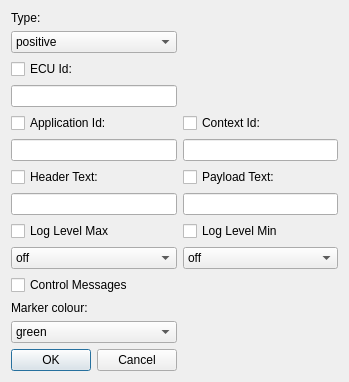
Before: the Qt Designer form src/filterdialog.ui in COVESA/dlt-viewer, drawn with Qt 5.
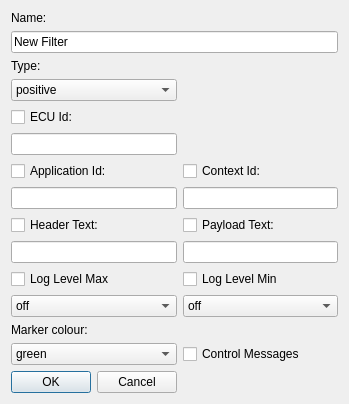
After: the same form once the commit is applied. Icons and pictures are not drawn.

Commit message: Filter name added and copy functionality added; Plugin visibility control improved

The edit to the form file:
```diff
--- a/src/filterdialog.ui
+++ b/src/filterdialog.ui
@@ -7,55 +7,119 @@
     <x>0</x>
     <y>0</y>
     <width>349</width>
-    <height>369</height>
+    <height>392</height>
    </rect>
   </property>
   <property name="windowTitle">
    <string>Filter Configuration</string>
   </property>
   <layout class="QGridLayout" name="gridLayout">
+   <item row="0" column="0">
+    <widget class="QLabel" name="label_3">
+     <property name="text">
+      <string>Name:</string>
+     </property>
+    </widget>
+   </item>
    <item row="2" column="0">
+    <widget class="QLabel" name="label_2">
+     <property name="text">
+      <string>Type:</string>
+     </property>
+    </widget>
+   </item>
+   <item row="3" column="0">
+    <widget class="QComboBox" name="comboBoxType">
+     <item>
+      <property name="text">
+       <string>positive</string>
+      </property>
+     </item>
+     <item>
+      <property name="text">
+       <string>negative</string>
+      </property>
+     </item>
+     <item>
+      <property name="text">
+       <string>marker</string>
+      </property>
+     </item>
+    </widget>
+   </item>
+   <item row="4" column="0">
     <widget class="QCheckBox" name="checkBoxEcuId">
      <property name="text">
       <string>ECU Id:</string>
      </property>
     </widget>
    </item>
-   <item row="3" column="0">
+   <item row="5" column="0">
     <widget class="QLineEdit" name="lineEditEcuId"/>
    </item>
-   <item row="4" column="0">
+   <item row="6" column="0">
     <widget class="QCheckBox" name="checkBoxApplicationId">
      <property name="text">
       <string>Application Id:</string>
      </property>
     </widget>
    </item>
-   <item row="5" column="0">
+   <item row="6" column="1">
+    <widget class="QCheckBox" name="checkBoxContextId">
+     <property name="text">
+      <string>Context Id:</string>
+     </property>
+    </widget>
+   </item>
+   <item row="7" column="0">
     <widget class="QLineEdit" name="lineEditApplicationId">
      <property name="maxLength">
       <number>4</number>
      </property>
     </widget>
    </item>
-   <item row="8" column="0">
+   <item row="7" column="1">
+    <widget class="QLineEdit" name="lineEditContextId">
+     <property name="maxLength">
+      <number>4</number>
+     </property>
+    </widget>
+   </item>
+   <item row="10" column="0">
     <widget class="QCheckBox" name="checkBoxHeaderText">
      <property name="text">
       <string>Header Text:</string>
      </property>
     </widget>
    </item>
-   <item row="9" column="0">
+   <item row="10" column="1">
+    <widget class="QCheckBox" name="checkBoxPayloadText">
+     <property name="text">
+      <string>Payload Text:</string>
+     </property>
+    </widget>
+   </item>
+   <item row="11" column="0">
     <widget class="QLineEdit" name="lineEditHeaderText"/>
    </item>
-   <item row="12" column="0">
+   <item row="11" column="1">
+    <widget class="QLineEdit" name="lineEditPayloadText"/>
+   </item>
+   <item row="14" column="0">
     <widget class="QCheckBox" name="checkBoxLogLevelMax">
      <property name="text">
       <string>Log Level Max</string>
      </property>
     </widget>
    </item>
-   <item row="13" column="0">
+   <item row="14" column="1">
+    <widget class="QCheckBox" name="checkBoxLogLevelMin">
+     <property name="text">
+      <string>Log Level Min</string>
+     </property>
+    </widget>
+   </item>
+   <item row="15" column="0">
     <widget class="QComboBox" name="comboBoxLogLevelMax">
      <item>
       <property name="text">
@@ -94,14 +158,53 @@
      </item>
     </widget>
    </item>
-   <item row="16" column="0">
+   <item row="15" column="1">
+    <widget class="QComboBox" name="comboBoxLogLevelMin">
+     <item>
+      <property name="text">
+       <string>off</string>
+      </property>
+     </item>
+     <item>
+      <property name="text">
+       <string>fatal</string>
+      </property>
+     </item>
+     <item>
+      <property name="text">
+       <string>error</string>
+      </property>
+     </item>
+     <item>
+      <property name="text">
+       <string>warn</string>
+      </property>
+     </item>
+     <item>
+      <property name="text">
+       <string>info</string>
+      </property>
+     </item>
+     <item>
+      <property name="text">
+       <string>debug</string>
+      </property>
+     </item>
+     <item>
+      <property name="text">
+       <string>verbose</string>
+      </property>
+     </item>
+    </widget>
+   </item>
+   <item row="18" column="0">
     <widget class="QLabel" name="label">
      <property name="text">
       <string>Marker colour:</string>
      </property>
     </widget>
    </item>
-   <item row="17" column="0">
+   <item row="19" column="0">
     <widget class="QComboBox" name="comboBoxFilterColour">
      <item>
       <property name="text">
@@ -135,7 +238,7 @@
      </item>
     </widget>
    </item>
-   <item row="18" column="0">
+   <item row="20" column="0">
     <widget class="QDialogButtonBox" name="buttonBox">
      <property name="orientation">
       <enum>Qt::Horizontal</enum>
@@ -145,103 +248,14 @@
      </property>
     </widget>
    </item>
-   <item row="4" column="1">
-    <widget class="QCheckBox" name="checkBoxContextId">
+   <item row="1" column="0" colspan="2">
+    <widget class="QLineEdit" name="lineEditName">
      <property name="text">
-      <string>Context Id:</string>
+      <string>New Filter</string>
      </property>
     </widget>
    </item>
-   <item row="5" column="1">
-    <widget class="QLineEdit" name="lineEditContextId">
-     <property name="maxLength">
-      <number>4</number>
-     </property>
-    </widget>
-   </item>
-   <item row="8" column="1">
-    <widget class="QCheckBox" name="checkBoxPayloadText">
-     <property name="text">
-      <string>Payload Text:</string>
-     </property>
-    </widget>
-   </item>
-   <item row="9" column="1">
-    <widget class="QLineEdit" name="lineEditPayloadText"/>
-   </item>
-   <item row="12" column="1">
-    <widget class="QCheckBox" name="checkBoxLogLevelMin">
-     <property name="text">
-      <string>Log Level Min</string>
-     </property>
-    </widget>
-   </item>
-   <item row="13" column="1">
-    <widget class="QComboBox" name="comboBoxLogLevelMin">
-     <item>
-      <property name="text">
-       <string>off</string>
-      </property>
-     </item>
-     <item>
-      <property name="text">
-       <string>fatal</string>
-      </property>
-     </item>
-     <item>
-      <property name="text">
-       <string>error</string>
-      </property>
-     </item>
-     <item>
-      <property name="text">
-       <string>warn</string>
-      </property>
-     </item>
-     <item>
-      <property name="text">
-       <string>info</string>
-      </property>
-     </item>
-     <item>
-      <property name="text">
-       <string>debug</string>
-      </property>
-     </item>
-     <item>
-      <property name="text">
-       <string>verbose</string>
-      </property>
-     </item>
-    </widget>
-   </item>
-   <item row="1" column="0">
-    <widget class="QComboBox" name="comboBoxType">
-     <item>
-      <property name="text">
-       <string>positive</string>
-      </property>
-     </item>
-     <item>
-      <property name="text">
-       <string>negative</string>
-      </property>
-     </item>
-     <item>
-      <property name="text">
-       <string>marker</string>
-      </property>
-     </item>
-    </widget>
-   </item>
-   <item row="0" column="0">
-    <widget class="QLabel" name="label_2">
-     <property name="text">
-      <string>Type:</string>
-     </property>
-    </widget>
-   </item>
-   <item row="14" column="0">
+   <item row="19" column="1">
     <widget class="QCheckBox" name="checkBoxCtrlMsgs">
      <property name="text">
       <string>Control Messages</string>
```
Left out of the diff: 8 changed lines with no effect on the pictures. The commit also changes 16 other files.
